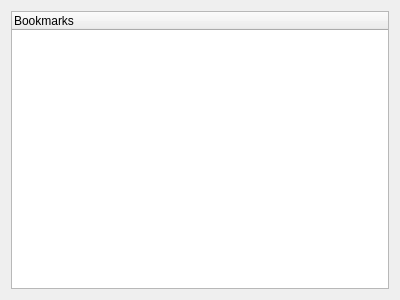
PicciMario/iPhone-Backup-Analyzer-2, file ipba2-plugins/safbookmarks_ui.ui: the form before one commit.
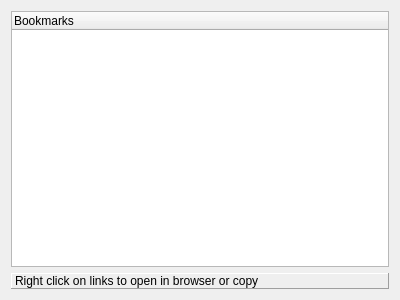
The form after the commit.

What changed in the file:
```diff
--- a/ipba2-plugins/safbookmarks_ui.ui
+++ b/ipba2-plugins/safbookmarks_ui.ui
@@ -13,7 +13,7 @@
   <property name="windowTitle">
    <string>Safari Bookmarks</string>
   </property>
-  <layout class="QHBoxLayout" name="horizontalLayout">
+  <layout class="QVBoxLayout" name="verticalLayout">
    <item>
     <widget class="QTreeWidget" name="bookmarksTree">
      <column>
@@ -23,6 +23,19 @@
      </column>
     </widget>
    </item>
+   <item>
+    <widget class="QLabel" name="label">
+     <property name="frameShape">
+      <enum>QFrame::Panel</enum>
+     </property>
+     <property name="frameShadow">
+      <enum>QFrame::Raised</enum>
+     </property>
+     <property name="text">
+      <string>Right click on links to open in browser or copy</string>
+     </property>
+    </widget>
+   </item>
   </layout>
  </widget>
  <resources/>
```
